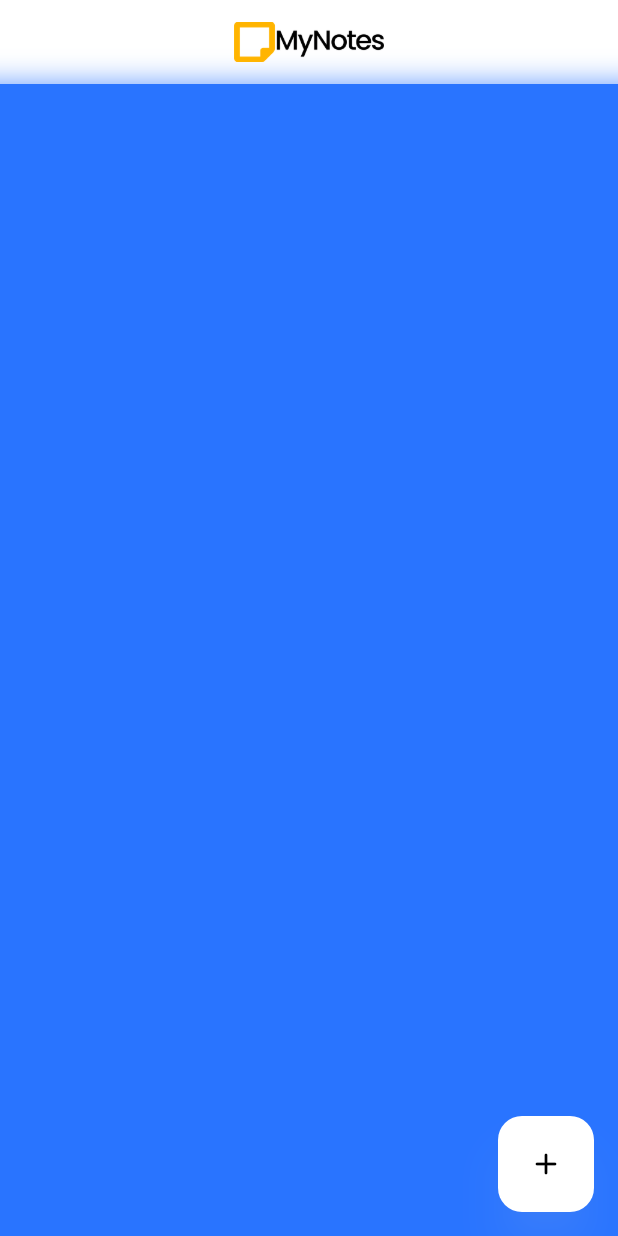
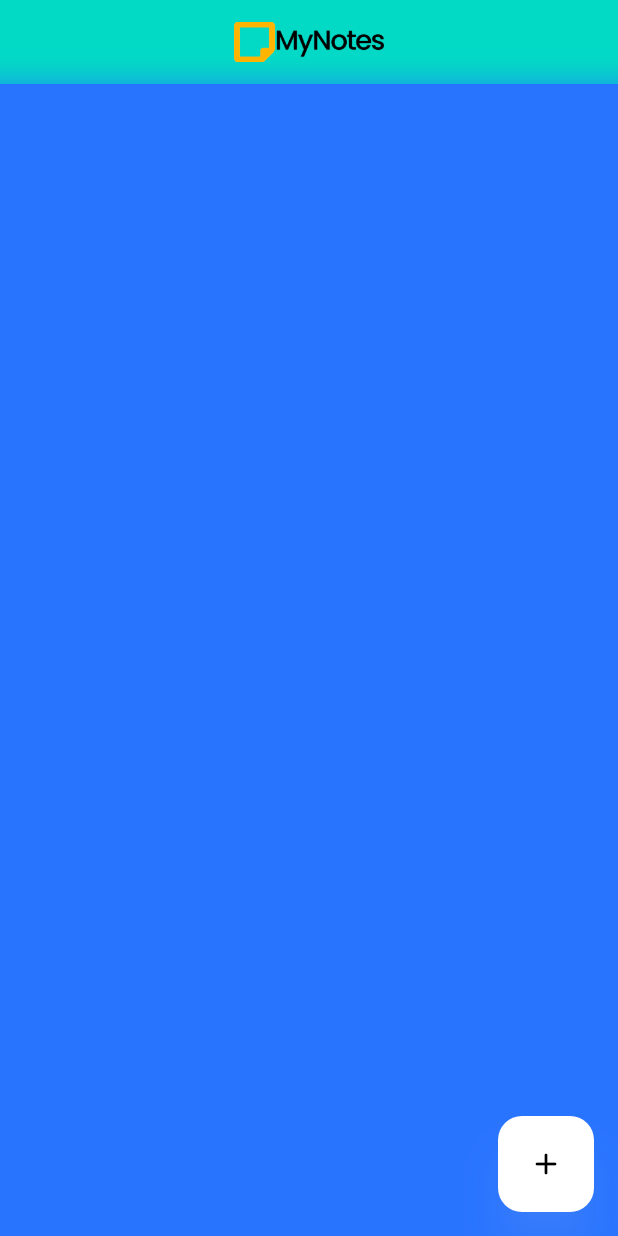
Before and after one commit to thiagofons/mynotes-mobile, a Flutter app: the screen it shows after launch, on a phone screen of 412 x 824 dp. Run offline on Flutter 3.47's test engine with Material 3 defaults, Android fonts, the phone set to English and light mode, and no system bars; our stand-ins replace google_fonts.

Commit message:
📦 NEW: Dark mode

```diff
--- a/lib/main.dart
+++ b/lib/main.dart
@@ -24,6 +24,25 @@ class MainApp extends StatelessWidget {
     return MaterialApp(
       debugShowCheckedModeBanner: false,
       home: const HomeScreen(),
+      darkTheme: ThemeData(
+        useMaterial3: true,
+
+        // Define the default brightness and colors.
+        cardColor: const Color(0xffffc93c),
+
+        colorScheme: const ColorScheme.light(
+            brightness: Brightness.dark,
+            error: Color(0xFFE3170A),
+            primary: Color(0xFF212121),
+            secondary: Color(0xFFD1D1D1)),
+
+        textTheme: TextTheme(
+          titleLarge: GoogleFonts.inter(),
+          bodyLarge: GoogleFonts.inter(),
+          bodyMedium: GoogleFonts.inter(),
+          bodySmall: GoogleFonts.inter(),
+        ),
+      ),
       theme: ThemeData(
         useMaterial3: true,
 
@@ -31,9 +50,10 @@ class MainApp extends StatelessWidget {
         cardColor: const Color(0xffffc93c),
 
         colorScheme: const ColorScheme.light(
-            surface: Colors.white,
-            brightness: Brightness.dark,
-            error: Color(0xFFE3170A)),
+          brightness: Brightness.dark,
+          error: Color(0xFFE3170A),
+          primary: Color(0xff2974ff),
+        ),
 
         textTheme: TextTheme(
           titleLarge: GoogleFonts.inter(),
--- a/lib/screens/home.dart
+++ b/lib/screens/home.dart
@@ -14,6 +14,7 @@ class HomeScreen extends StatelessWidget {
   Widget build(BuildContext context) {
     return Scaffold(
       appBar: AppBar(
+        backgroundColor: Theme.of(context).colorScheme.secondary,
         title: Center(
           child: Image.asset(
             "assets/images/logo.png",
@@ -28,14 +29,16 @@ class HomeScreen extends StatelessWidget {
             filter: ImageFilter.blur(
                 sigmaX: 10.0, sigmaY: 10.0), // Define o nível de desfoque
             child: Container(
-              color: Colors.white
+              color: Theme.of(context)
+                  .colorScheme
+                  .secondary
                   .withOpacity(0.25), // Cor translúcida sobre o efeito de blur
             ),
           ),
         ),
       ),
       body: Container(
-        color: const Color(0xff2974ff),
+        color: Theme.of(context).colorScheme.primary,
         child: Consumer<NoteProvider>(
           builder: (context, noteProvider, child) {
             List<NoteModel> notes = noteProvider.notes;
--- a/lib/widgets/add_note_button.dart
+++ b/lib/widgets/add_note_button.dart
@@ -153,7 +153,11 @@ class _AddNoteButtonState extends State<AddNoteButton> {
                 ),
               ),
             );
-          });
+          }).then((_) {
+        // Clear the text when the dialog is closed
+        textControllers["title"]!.clear();
+        textControllers["content"]!.clear();
+      });
       /**
       Provider.of<NoteProvider>(context, listen: false)
           .createNote(NoteModel(title: ""));
```
Also changed, not shown: lib/widgets/note.dart (+122 -7 lines).
